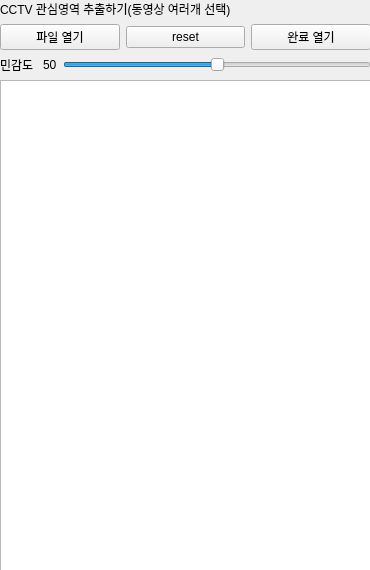
Above: rsc/ui/cctv.ui from polnet13/kimAI before the change. Below: the same form after it.
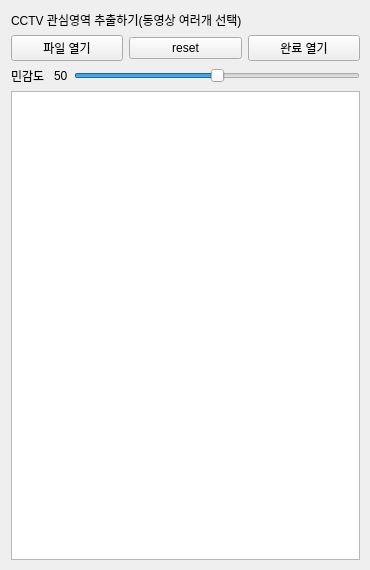
That is the form after the change.

```diff
--- a/rsc/ui/cctv.ui
+++ b/rsc/ui/cctv.ui
@@ -23,6 +23,18 @@
     </rect>
    </property>
    <layout class="QVBoxLayout" name="verticalLayout">
+    <property name="leftMargin">
+     <number>11</number>
+    </property>
+    <property name="topMargin">
+     <number>11</number>
+    </property>
+    <property name="rightMargin">
+     <number>11</number>
+    </property>
+    <property name="bottomMargin">
+     <number>11</number>
+    </property>
     <item>
      <widget class="QLabel" name="label_2">
       <property name="text">
```
